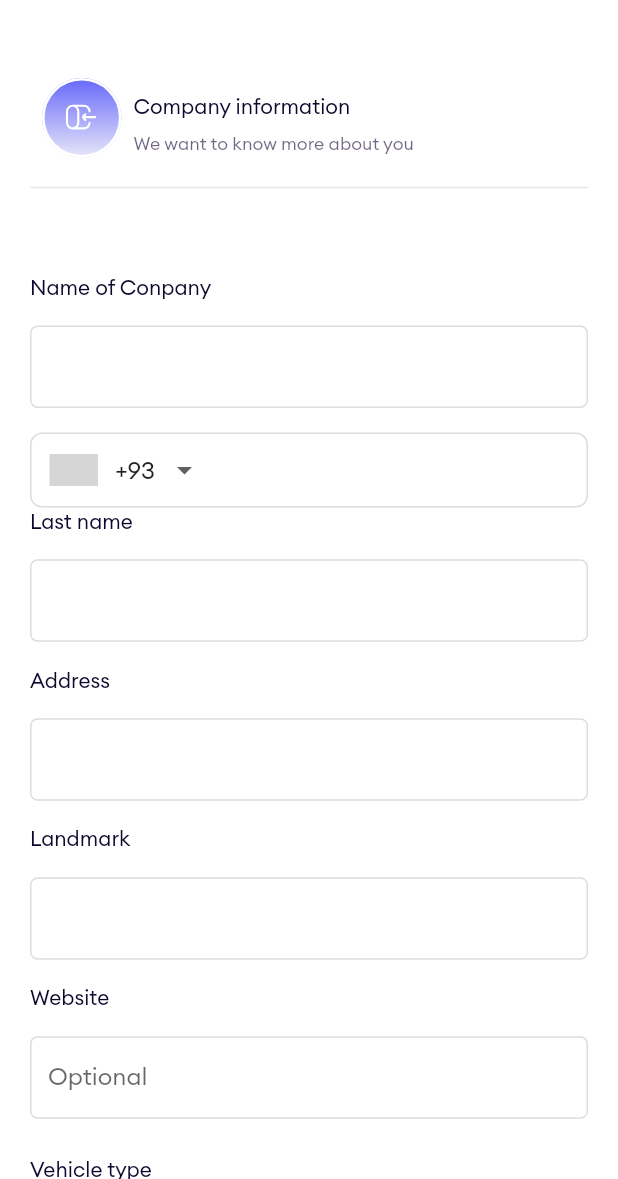
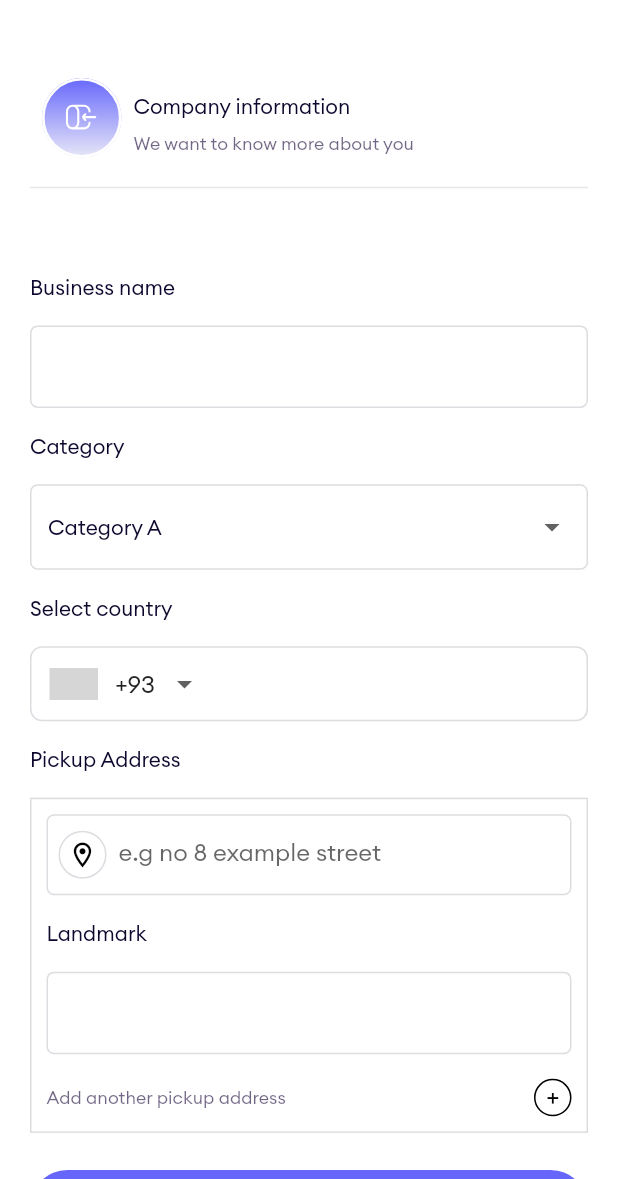
Before and after one commit to sammycliffy/trackbudi-riverpod, a Flutter app: the AccountSelection screen opened by its route, after a tap on "Continue", on a phone screen of 412 x 824 dp, the part 57-1236 px from its top. Run offline on Flutter 3.47's test engine with Material 2 defaults, Android fonts, the light colour scheme and no system bars; drawn by our look-alikes of intl_phone_number_input; our stand-ins replace auto_route, dio, dots_indicator, dropdown_search, flutter_dotenv, flutter_hooks and 7 more; accounts and stored records are empty; grey boxes are pictures that could not be loaded.

Commit message:
fixed vendor registration

```diff
--- a/lib/src/config/router/app_router.dart
+++ b/lib/src/config/router/app_router.dart
@@ -9,6 +9,7 @@ import '../../features/auth/presentation/views/main_auth/otp_view.dart';
 import '../../features/auth/presentation/views/main_auth/personal_info.dart';
 import '../../features/auth/presentation/views/main_auth/reset_password.dart';
 import '../../features/auth/presentation/views/main_auth/signup.dart';
+import '../../features/auth/presentation/views/main_auth/vendor_registration.dart';
 import '../../features/auth/presentation/views/onboarding/onboarding.dart';
 import '../../features/auth/presentation/views/onboarding/splash_screen.dart';
 
@@ -35,6 +36,7 @@ import '../../features/auth/presentation/views/onboarding/splash_screen.dart';
   AutoRoute(page: LoginView),
   AutoRoute(page: EmailLoginView),
   AutoRoute(page: ResetPasswordView),
+  AutoRoute(page: VendorRegistration),
   AutoRoute(page: NewPasswordView),
 ])
 class $AppRouter {}
--- a/lib/src/features/auth/presentation/views/main_auth/account_selection_page.dart
+++ b/lib/src/features/auth/presentation/views/main_auth/account_selection_page.dart
@@ -59,7 +59,13 @@ class AccountSelection extends HookWidget {
             heightSpace(4),
             TrackBudiButton(
               buttonText: 'Continue',
-              onTap: () => context.pushRoute(CompanyRegistration()),
+              onTap: () {
+                if (isLogistics.value) {
+                  context.pushRoute(const CompanyRegistration());
+                  return;
+                }
+                context.pushRoute(const VendorRegistration());
+              },
             )
           ],
         ),
--- a/lib/src/features/auth/presentation/views/main_auth/vendor_registration.dart
+++ b/lib/src/features/auth/presentation/views/main_auth/vendor_registration.dart
@@ -0,0 +1,223 @@
+import 'dart:developer';
+
+import 'package:auto_route/auto_route.dart';
+import 'package:flutter/material.dart';
+import 'package:flutter_svg/flutter_svg.dart';
+import 'package:intl_phone_number_input/intl_phone_number_input.dart';
+
+import '../../../../../config/router/app_router.gr.dart';
+import '../../../../../core/shared/resources/app_images.dart';
+import '../../../../../core/shared/resources/app_spacer.dart';
+import '../../../../../core/shared/resources/colors_tr.dart';
+import '../../../../../core/shared/resources/custom_text.dart';
+import '../../widgets/app_app_bar.dart';
+import '../../widgets/app_divider.dart';
+import '../../widgets/app_dropdown.dart';
+import '../../widgets/app_textformfield.dart';
+import '../../widgets/trackbudi_button.dart';
+
+class VendorRegistration extends StatefulWidget {
+  const VendorRegistration({super.key});
+
+  @override
+  State<VendorRegistration> createState() => _VendorRegistrationState();
+}
+
+class _VendorRegistrationState extends State<VendorRegistration> {
+  List<String> deliveriesPerMonth = [
+    '0 - 100',
+    '100 - 1000',
+    '1000 - 10000',
+    '10000',
+    'Just getting started'
+  ];
+
+  List<String> category = [
+    'Category A',
+    'Category B',
+    'Category C',
+    'Category D',
+  ];
+
+  arithmeticContainer(String symbol) {
+    return Container(
+      width: 20,
+      height: 20,
+      decoration: BoxDecoration(
+          border: Border.all(color: AppColors.textGrey),
+          shape: BoxShape.circle,
+          color: AppColors.white),
+      child: Center(
+        child: Padding(
+            padding: const EdgeInsets.only(bottom: 1), child: Text(symbol)),
+      ),
+    );
+  }
+
+  @override
+  Widget build(BuildContext context) {
+    return Scaffold(
+      appBar: appBar(),
+      body: SingleChildScrollView(
+        child: Padding(
+          padding: const EdgeInsets.symmetric(horizontal: 20, vertical: 30),
+          child: Column(
+            crossAxisAlignment: CrossAxisAlignment.start,
+            children: [
+              Row(
+                children: [
+                  SvgPicture.asset(
+                    AppImages.signupRoundImage,
+                  ),
+                  Flexible(
+                    child: Column(
+                      crossAxisAlignment: CrossAxisAlignment.start,
+                      children: [
+                        customText(
+                            text: 'Company information',
+                            fontSize: 14,
+                            textColor: AppColors.textPrimary),
+                        heightSpace(1),
+                        bodyText(text: 'We want to know more about you')
+                      ],
+                    ),
+                  )
+                ],
+              ),
+              const AppDivider(),
+              heightSpace(6),
+              const TrackBudiTextFormField(
+                label: 'Business name',
+              ),
+              heightSpace(2),
+              TrackBudiDropdown(
+                dropdownList: category,
+                label: 'Category',
+                onChange: (val) => log(val.toString()),
+              ),
+              heightSpace(2),
+              customText(
+                  text: 'Select country',
+                  fontSize: 14,
+                  textColor: AppColors.textPrimary),
+              heightSpace(2),
+              Container(
+                decoration: BoxDecoration(
+                    border: Border.all(color: AppColors.textformGrey),
+                    borderRadius: BorderRadius.circular(8)),
+                child: InternationalPhoneNumberInput(
+                    inputDecoration:
+                        const InputDecoration(enabledBorder: InputBorder.none),
+                    onInputChanged: (val) {
+                      log(val.toString());
+                    }),
+              ),
+              heightSpace(2),
+              customText(
+                  text: 'Pickup Address',
+                  fontSize: 14,
+                  textColor: AppColors.textPrimary),
+              heightSpace(2),
+              Container(
+                padding: const EdgeInsets.all(10),
+                width: double.infinity,
+                decoration: BoxDecoration(
+                    border: Border.all(color: AppColors.textformGrey)),
+                child: Column(children: [
+                  SizedBox(
+                    height: 54,
+                    child: TextFormField(
+                      // keyboardType: widget.keyboardType,
+                      // controller: widget.textEditingController,
+
+                      decoration: InputDecoration(
+                          // suffixIcon: showPasswordIcon(widget.isPassword),
+                          hintText: 'e.g no 8 example street',
+                          prefixIcon: Padding(
+                            padding: const EdgeInsets.all(8.0),
+                            child: Container(
+                              width: 5,
+                              height: 5,
+                              decoration: BoxDecoration(
+                                  shape: BoxShape.circle,
+                                  border: Border.all(
+                                      color: AppColors.textformGrey)),
+                              child: const Icon(
+                                Icons.location_on_outlined,
+                                color: AppColors.black,
+                                size: 20,
+                              ),
+                            ),
+                          ),
+                          fillColor: AppColors.white,
+                          filled: true,
+                          enabledBorder: AppColors.normalBorder,
+                          errorBorder: AppColors.errorBorder,
+                          focusedBorder: AppColors.normalBorder,
+                          focusedErrorBorder: AppColors.normalBorder),
+                    ),
+                  ),
+                  heightSpace(2),
+                  const TrackBudiTextFormField(
+                    label: 'Landmark',
+                  ),
+                  heightSpace(2),
+                  Row(
+                    mainAxisAlignment: MainAxisAlignment.spaceBetween,
+                    children: [
+                      bodyText(text: 'Add another pickup address'),
+                      GestureDetector(
+                        // onTap: ,
+                        child: Container(
+                            padding: const EdgeInsets.only(bottom: 2),
+                            width: 25,
+                            height: 25,
+                            decoration: BoxDecoration(
+                                shape: BoxShape.circle, border: Border.all()),
+                            child: Center(
+                              child: customText(
+                                  text: '+',
+                                  fontSize: 17,
+                                  textColor: AppColors.black),
+                            )),
+                      )
+                    ],
+                  )
+                ]),
+              ),
+              // TrackBudiDropdown(
+              //   dropdownList: category,
+              //   label: 'How did you hear about us',
+              //   onChange: onchange,
+              // ),
+              // heightSpace(2),
+              // const TrackBudiTextFormField(
+              //   label: 'Enter referral code (Optional)',
+              // ),
+              heightSpace(3),
+              TrackBudiButton(
+                  buttonText: 'I accept',
+                  onTap: () => context.pushRoute(const AccountSelection())),
+              heightSpace(3),
+              Row(
+                mainAxisAlignment: MainAxisAlignment.center,
+                children: [
+                  bodyText(text: 'Already have an account?'),
+                  widthSpace(2),
+                  customText(
+                      text: 'Login',
+                      fontSize: 14,
+                      textColor: AppColors.textPrimary),
+                ],
+              )
+            ],
+          ),
+        ),
+      ),
+    );
+  }
+
+  void onchange(value) {
+    log(value.toString());
+  }
+}
--- a/lib/src/features/auth/presentation/widgets/app_dropdown.dart
+++ b/lib/src/features/auth/presentation/widgets/app_dropdown.dart
@@ -5,17 +5,21 @@ import '../../../../core/shared/resources/colors_tr.dart';
 import '../../../../core/shared/resources/custom_text.dart';
 
 class TrackBudiDropdown extends StatefulWidget {
-  List<Object>? dropdownList;
-  Function(Object?)? onChange;
-  String label;
-  TrackBudiDropdown(
-      {super.key, required this.dropdownList, required this.label});
+  final List<String>? dropdownList;
+  final Function(Object?)? onChange;
+  final String label;
+  const TrackBudiDropdown(
+      {super.key,
+      required this.dropdownList,
+      required this.label,
+      this.onChange});
 
   @override
   State<TrackBudiDropdown> createState() => _TrackBudiDropdownState();
 }
 
 class _TrackBudiDropdownState extends State<TrackBudiDropdown> {
+  String? dropdownValue;
   @override
   Widget build(BuildContext context) {
     return Column(
@@ -25,8 +29,8 @@ class _TrackBudiDropdownState extends State<TrackBudiDropdown> {
             text: widget.label, fontSize: 14, textColor: AppColors.textPrimary),
         heightSpace(2),
         SizedBox(
-            height: 54,
-            child: DropdownButtonFormField<Object>(
+            height: 57,
+            child: DropdownButtonFormField(
                 value: widget.dropdownList?.first,
                 decoration: InputDecoration(
                     fillColor: Colors.white,
```
Also changed, not shown: lib/src/features/auth/presentation/views/main_auth/company_registration.dart (+27 -5 lines), lib/src/features/auth/presentation/views/onboarding/splash_screen.dart (+20 -9 lines), lib/src/config/router/app_router.gr.dart.
